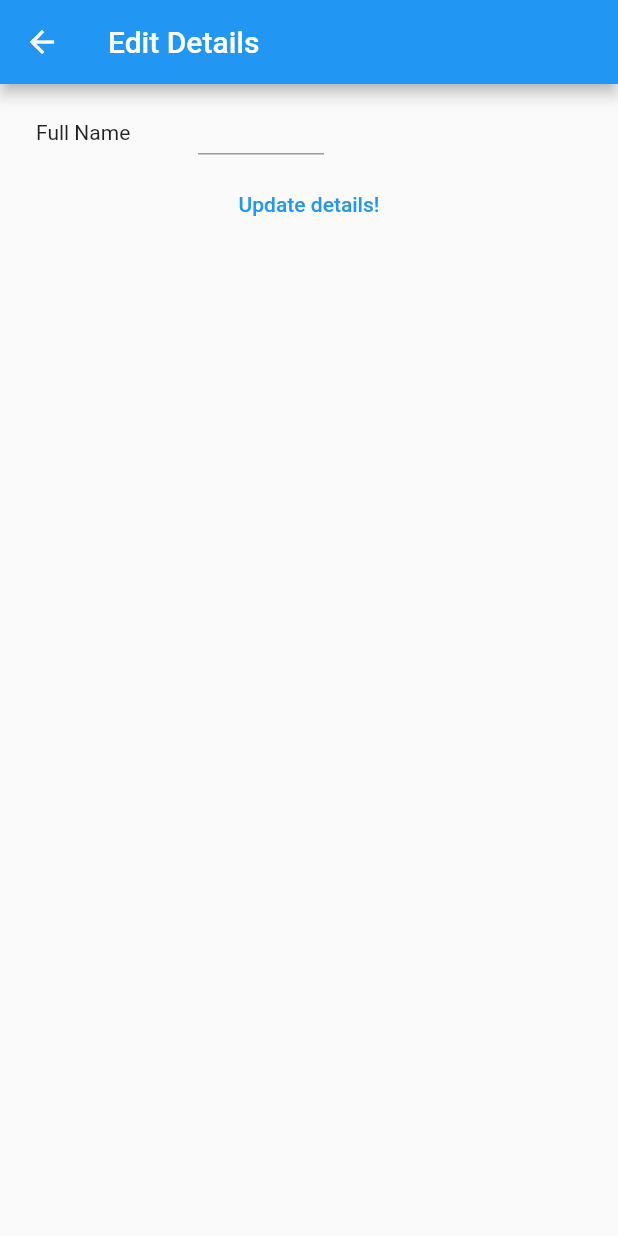
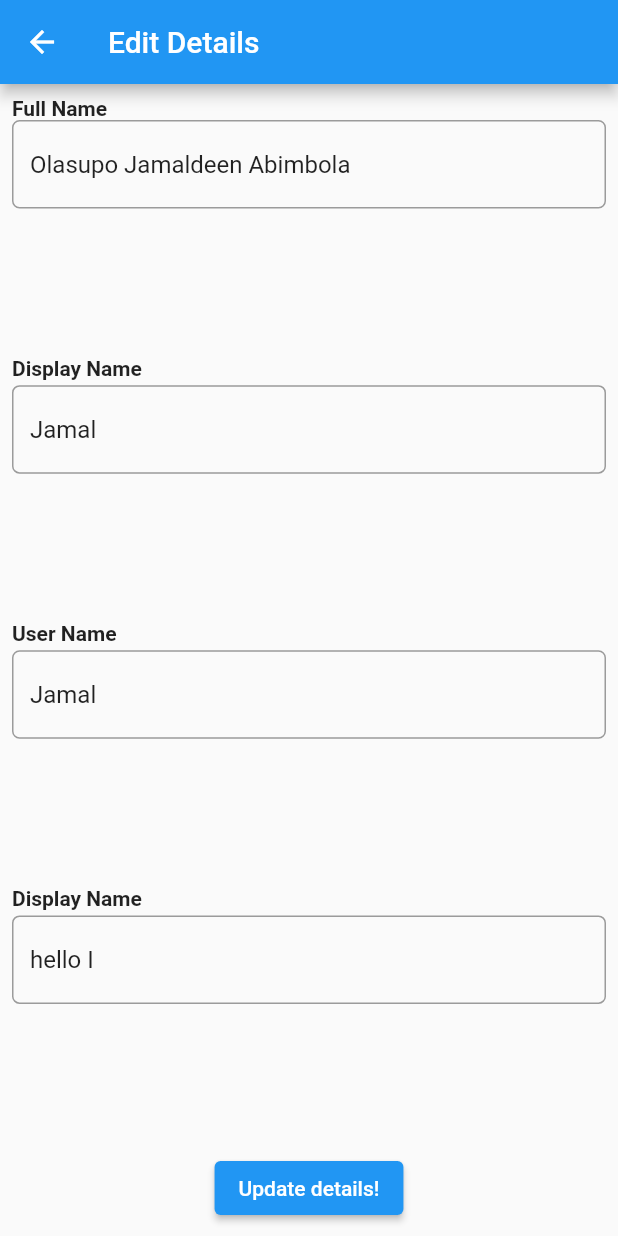
Before and after one commit to jamal-o/HNG, a Flutter app: the screen it shows after launch, after a tap on the "edit" icon, on a phone screen of 412 x 824 dp. Run offline on Flutter 3.47's test engine with Material 2 defaults, Android fonts, the phone set to English and light mode, and no system bars; our stand-ins replace webview_flutter.

Commit message:
ui changes remaining

```diff
--- a/lib/edit_page.dart
+++ b/lib/edit_page.dart
@@ -1,6 +1,6 @@
+import 'package:HNG_Demo/home_page.dart';
+import 'package:HNG_Demo/slack_detail.dart';
 import 'package:flutter/material.dart';
-import 'package:stage_one/home_page.dart';
-import 'package:stage_one/slack_detail.dart';
 
 class EditPage extends StatefulWidget {
   SlackDetails slackdetails;
@@ -26,11 +26,20 @@ class _EditPageState extends State<EditPage> {
 
     super.initState();
     fullNameController = TextEditingController();
-    fullNameController.text = slackdetails.fullName;
+    fullNameController.value = TextEditingValue(text: slackdetails.fullName);
+
     displayNameController = TextEditingController();
+    displayNameController.value =
+        TextEditingValue(text: slackdetails.displayName);
+
     userNameController = TextEditingController();
+    userNameController.value = TextEditingValue(text: slackdetails.userName);
+
     bioController = TextEditingController();
+    bioController.value = TextEditingValue(text: slackdetails.bio!);
   }
+
+  TextStyle labelText = const TextStyle(fontWeight: FontWeight.bold);
 
   @override
   void dispose() {
@@ -49,28 +58,101 @@ class _EditPageState extends State<EditPage> {
       appBar: AppBar(
         title: const Text('Edit Details'),
       ),
-      body: Container(
-        padding: EdgeInsets.all(24),
+      body: Center(
+        child: Padding(
+          padding: const EdgeInsets.all(8.0),
           child: Column(
+            mainAxisAlignment: MainAxisAlignment.center,
+            mainAxisSize: MainAxisSize.min,
+            crossAxisAlignment: CrossAxisAlignment.start,
             children: [
-            Row(
-              children: [
-                SizedBox(
-                  width: 100,
-                  height: 32,
-                  child: Text("Full Name"),
-                ),
-                Container(
-                  padding: const EdgeInsets.all(8.0),
-                  width: 100,
-                  height: 30,
+              // fullNameWidget(),
+              Text("Full Name", style: labelText),
+              // SizedBox(
+              //   height: 3,
+              // ),
+              Expanded(
                 child: TextField(
                   controller: fullNameController,
+                  decoration: InputDecoration(
+                    border: OutlineInputBorder(
+                      borderRadius: BorderRadius.circular(5),
                     ),
                   ),
+                ),
+              ),
+
+              SizedBox(
+                height: 6,
+              ),
+
+              // displayNameWidget(),
+              Text("Display Name", style: labelText),
+              SizedBox(
+                height: 3,
+              ),
+              Expanded(
+                child: TextField(
+                  controller: displayNameController,
+                  decoration: InputDecoration(
+                    border: OutlineInputBorder(
+                        borderRadius: BorderRadius.circular(5)),
+                  ),
+                ),
+              ),
+
+              SizedBox(
+                height: 6,
+              ),
+              // userNameWidget(),
+              Text("User Name", style: labelText),
+              SizedBox(
+                height: 3,
+              ),
+              Expanded(
+                child: TextField(
+                  controller: userNameController,
+                  decoration: InputDecoration(
+                    border: OutlineInputBorder(
+                        borderRadius: BorderRadius.circular(5)),
+                  ),
+                ),
+              ),
+
+              SizedBox(
+                height: 6,
+              ),
+
+              // bioWidget(),
+              Text("Display Name", style: labelText),
+              SizedBox(
+                height: 3,
+              ),
+              Expanded(
+                child: TextField(
+                  controller: bioController,
+                  decoration: InputDecoration(
+                    border: OutlineInputBorder(
+                        borderRadius: BorderRadius.circular(5)),
+                  ),
+                ),
+              ),
+
+              SizedBox(
+                height: 6,
+              ),
+
+              updateButton(context),
             ],
           ),
-            TextButton(
+        ),
+      ),
+    );
+  }
+
+  Widget updateButton(BuildContext context) {
+    return Align(
+      child: ElevatedButton(
         onPressed: () {
           fullName = fullNameController.text;
           displayName = displayNameController.text;
@@ -89,10 +171,79 @@ class _EditPageState extends State<EditPage> {
                       HomePage(slackDetails: updatedSlackDetails)),
               (route) => false);
         },
-                child: Text('Update details!')),
-          ],
-        ),
+        child: Text('Update details!'),
       ),
     );
   }
+
+  Widget fullNameWidget() {
+    return Row(
+      children: [
+        SizedBox(
+          height: 32,
+          child: Text("Full Name"),
+        ),
+        SizedBox(
+          width: 20,
+        ),
+        Expanded(
+          child: TextField(
+            controller: fullNameController,
+            decoration: InputDecoration(
+              border:
+                  OutlineInputBorder(borderRadius: BorderRadius.circular(5)),
+            ),
+          ),
+        ),
+      ],
+    );
   }
+
+  Widget userNameWidget() {
+    return Row(
+      children: [
+        SizedBox(
+          height: 32,
+          child: Text("User Name"),
+        ),
+        SizedBox(
+          width: 20,
+        ),
+        Expanded(
+          child: TextField(
+            controller: userNameController,
+            decoration: InputDecoration(
+              border:
+                  OutlineInputBorder(borderRadius: BorderRadius.circular(5)),
+            ),
+          ),
+        ),
+      ],
+    );
+  }
+
+  Widget bioWidget() {
+    return Row(
+      children: [
+        SizedBox(
+          height: 32,
+          child: Text("Bio"),
+        ),
+        SizedBox(
+          width: 20,
+        ),
+        Expanded(
+          child: TextField(
+            controller: bioController,
+            minLines: 2,
+            maxLines: 4,
+            decoration: InputDecoration(
+              border:
+                  OutlineInputBorder(borderRadius: BorderRadius.circular(5)),
+            ),
+          ),
+        ),
+      ],
+    );
+  }
+}
--- a/lib/home_page.dart
+++ b/lib/home_page.dart
@@ -1,7 +1,7 @@
+import 'package:HNG_Demo/edit_page.dart';
+import 'package:HNG_Demo/slack_detail.dart';
+import 'package:HNG_Demo/web-view.dart';
 import 'package:flutter/material.dart';
-import 'package:stage_one/edit_page.dart';
-import 'package:stage_one/slack_detail.dart';
-import 'package:stage_one/web-view.dart';
 
 class HomePage extends StatelessWidget {
   HomePage({this.slackDetails = defaultSlackDetails, super.key});
@@ -86,10 +86,10 @@ class HomePage extends StatelessWidget {
 
   Widget slackDetailsSection() {
     return Column(
-      mainAxisAlignment: MainAxisAlignment.start,
+      crossAxisAlignment: CrossAxisAlignment.start,
       children: [
         Text(
-          'Slack Display Name: ${slackDetails.fullName}',
+          'Slack Full Name: ${slackDetails.fullName}',
           style: TextStyle(
             fontSize: 18,
           ),
@@ -101,13 +101,19 @@ class HomePage extends StatelessWidget {
           ),
         ),
         Text(
-          'Slack Display Name: ${slackDetails.gitHubHandle}',
+          'Slack Display Name: ${slackDetails.displayName}',
           style: TextStyle(
             fontSize: 18,
           ),
         ),
         Text(
-          'Slack Display Name: ${slackDetails.bio}',
+          'GitHub Handle: ${slackDetails.gitHubHandle}',
+          style: TextStyle(
+            fontSize: 18,
+          ),
+        ),
+        Text(
+          'Bio: ${slackDetails.bio}',
           style: TextStyle(
             fontSize: 18,
           ),
@@ -156,7 +162,8 @@ AppBar appBar = AppBar(
 const String displayPicturePath = 'images/picture.jpg';
 
 const defaultSlackDetails = SlackDetails(
-  fullName: "Olasupo Jamaldeen Abimbola",
-  userName: "Jamal",
-  gitHubHandle: "@Jamal",
-);
+    fullName: "Olasupo Jamaldeen Abimbola",
+    userName: "Jamal",
+    displayName: 'Jamal',
+    gitHubHandle: "@Jamal",
+    bio: 'hello I ');
--- a/lib/main.dart
+++ b/lib/main.dart
@@ -1,6 +1,5 @@
+import 'package:HNG_Demo/home_page.dart';
 import 'package:flutter/material.dart';
-import 'package:stage_one/home_page.dart';
-import 'package:stage_one/web-view.dart';
 
 void main() {
   runApp(const MyApp());
--- a/lib/slack_detail.dart
+++ b/lib/slack_detail.dart
@@ -1,9 +1,10 @@
 class SlackDetails {
-  final String fullName, userName, gitHubHandle;
+  final String fullName, userName, displayName, gitHubHandle;
   final String? bio;
   const SlackDetails(
       {required this.fullName,
       required this.userName,
+      this.displayName = '',
       required this.gitHubHandle,
       this.bio = ""});
 }
--- a/pubspec.yaml
+++ b/pubspec.yaml
@@ -1,5 +1,5 @@
-name: stage_one
-description: A new Flutter project.
+name: HNG_Demo
+description: A Flutter project for HNG Internship.
 # The following line prevents the package from being accidentally published to
 # pub.dev using `flutter pub publish`. This is preferred for private packages.
 publish_to: 'none' # Remove this line if you wish to publish to pub.dev
```
Also changed, not shown: 1 other file. Lines whose indentation alone changed are shown as unchanged.
